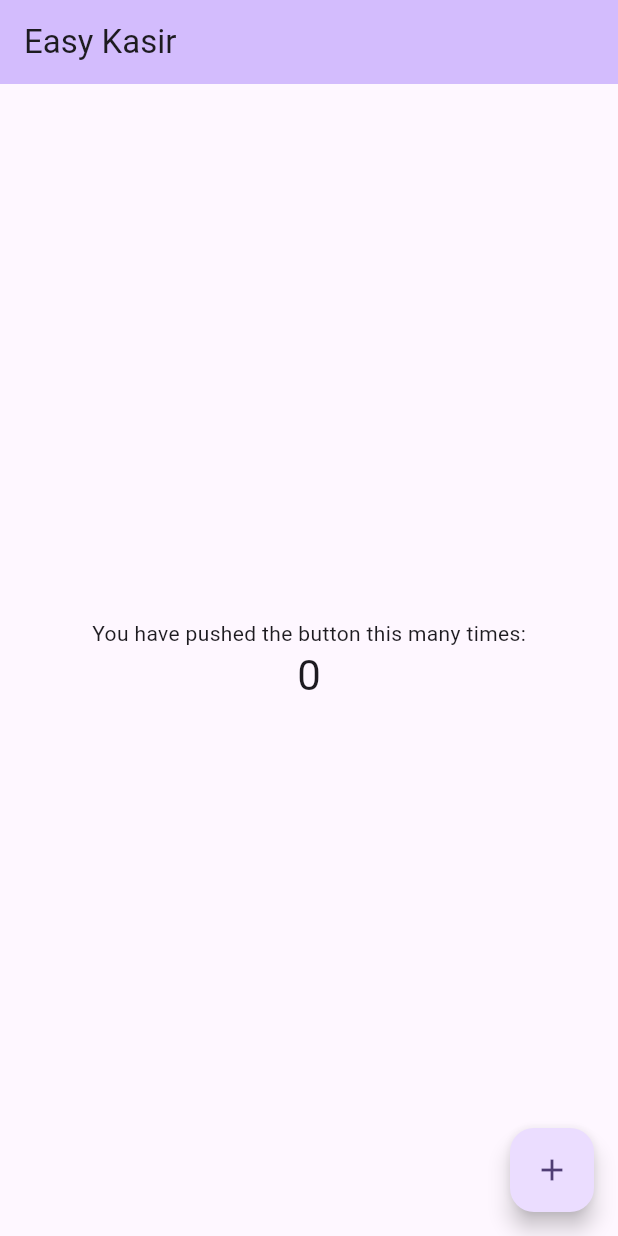
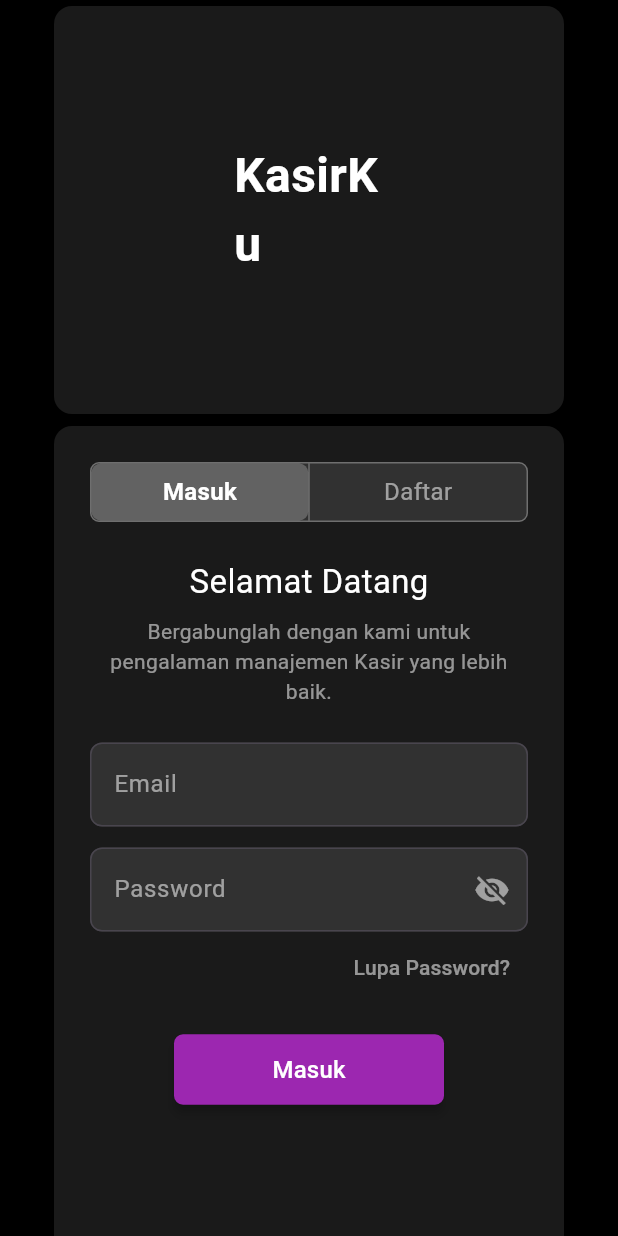
Before and after one commit to mail96/EasyKasir, a Flutter app: the screen it shows after launch, on a phone screen of 412 x 824 dp. Run offline on Flutter 3.47's test engine with Material 3 defaults, Android fonts, the phone set to English and light mode, and no system bars.

Commit message:
pembaruan login

```diff
--- a/easy_kasir/lib/login_page.dart
+++ b/easy_kasir/lib/login_page.dart
@@ -0,0 +1,230 @@
+import 'package:flutter/material.dart';
+
+class LoginPage extends StatefulWidget {
+  const LoginPage({super.key});
+
+  @override
+  State<LoginPage> createState() => _LoginPageState();
+}
+
+class _LoginPageState extends State<LoginPage> with TickerProviderStateMixin {
+  bool isSignUp = false;
+  late final AnimationController _fadeController;
+  late final Animation<double> _fadeAnimation;
+
+  @override
+  void initState() {
+    super.initState();
+    _fadeController = AnimationController(
+      vsync: this,
+      duration: const Duration(milliseconds: 700),
+    );
+    _fadeAnimation = CurvedAnimation(
+      parent: _fadeController,
+      curve: Curves.easeInOut,
+    );
+    _fadeController.forward();
+  }
+
+  void toggleMode(bool signUpSelected) {
+    setState(() => isSignUp = signUpSelected);
+    _fadeController.forward(from: 0.0);
+  }
+
+  @override
+  void dispose() {
+    _fadeController.dispose();
+    super.dispose();
+  }
+
+  @override
+  Widget build(BuildContext context) {
+    return Scaffold(
+      backgroundColor: Colors.black,
+      body: Center(
+        child: SingleChildScrollView(
+          padding: const EdgeInsets.symmetric(horizontal: 32),
+          child: Column(
+            children: [
+              // Card untuk logo KasirKu
+              Card(
+                color: Colors.white10,
+                shape: RoundedRectangleBorder(
+                  borderRadius: BorderRadius.circular(12),
+                ),
+                elevation: 4,
+                child: const Padding(
+                  padding: EdgeInsets.symmetric(horizontal: 120, vertical: 90),
+                  child: Text(
+                    'KasirKu',
+                    style: TextStyle(
+                      fontSize: 32,
+                      color: Colors.white,
+                      fontWeight: FontWeight.bold,
+                    ),
+                  ),
+                ),
+              ),
+
+              // Card untuk tab & form
+              Card(
+                color: Colors.white10,
+                shape: RoundedRectangleBorder(
+                  borderRadius: BorderRadius.circular(12),
+                ),
+                elevation: 4,
+                child: ConstrainedBox(
+                  constraints: const BoxConstraints(minHeight: 660),
+                  child: Padding(
+                    padding: const EdgeInsets.all(24),
+                    child: Column(
+                      children: [
+                        // Tab Masuk/Daftar
+                        Container(
+                          height: 40,
+                          decoration: BoxDecoration(
+                            color: Colors.white10,
+                            borderRadius: BorderRadius.circular(6),
+                            border: Border.all(color: Colors.white30),
+                          ),
+                          child: Row(
+                            children: [
+                              _tabBox(
+                                'Masuk',
+                                !isSignUp,
+                                () => toggleMode(false),
+                              ),
+                              Container(
+                                width: 1,
+                                height: 40,
+                                color: Colors.white30,
+                              ),
+                              _tabBox(
+                                'Daftar',
+                                isSignUp,
+                                () => toggleMode(true),
+                              ),
+                            ],
+                          ),
+                        ),
+                        const SizedBox(height: 24),
+
+                        // Konten yang berubah
+                        FadeTransition(
+                          opacity: _fadeAnimation,
+                          child: Column(
+                            key: ValueKey(isSignUp),
+                            children: [
+                              Text(
+                                isSignUp ? 'Buat Akun' : 'Selamat Datang',
+                                style: const TextStyle(
+                                  fontSize: 22,
+                                  color: Colors.white,
+                                ),
+                              ),
+                              const SizedBox(height: 8),
+                              Text(
+                                isSignUp
+                                    ? "Mudahkan manajemen bisnismu dengan Kasirku."
+                                    : 'Bergabunglah dengan kami untuk pengalaman manajemen Kasir yang lebih baik.',
+                                style: const TextStyle(color: Colors.white54),
+                                textAlign: TextAlign.center,
+                              ),
+                              const SizedBox(height: 24),
+                              _buildTextField(label: 'Email'),
+                              const SizedBox(height: 14),
+                              _buildTextField(
+                                label: 'Password',
+                                isPassword: true,
+                              ),
+                              if (!isSignUp)
+                                const Align(
+                                  alignment: Alignment.centerRight,
+                                  child: TextButton(
+                                    onPressed: null,
+                                    child: Text(
+                                      'Lupa Password?',
+                                      style: TextStyle(color: Colors.white54),
+                                    ),
+                                  ),
+                                ),
+                              const SizedBox(height: 20),
+                              SizedBox(
+                                width: 180,
+                                child: ElevatedButton(
+                                  onPressed: () {},
+                                  style: ElevatedButton.styleFrom(
+                                    backgroundColor: Colors.purple,
+                                    padding: const EdgeInsets.symmetric(
+                                      vertical: 12,
+                                    ),
+                                    shape: RoundedRectangleBorder(
+                                      borderRadius: BorderRadius.circular(6),
+                                    ),
+                                    elevation: 3,
+                                  ),
+                                  child: Text(
+                                    isSignUp ? 'Daftar' : 'Masuk',
+                                    style: const TextStyle(
+                                      fontSize: 16,
+                                      color: Colors.white,
+                                    ),
+                                  ),
+                                ),
+                              ),
+                            ],
+                          ),
+                        ),
+                      ],
+                    ),
+                  ),
+                ),
+              ),
+            ],
+          ),
+        ),
+      ),
+    );
+  }
+
+  Widget _tabBox(String label, bool isActive, VoidCallback onTap) {
+    return Expanded(
+      child: InkWell(
+        onTap: onTap,
+        child: Container(
+          height: 40,
+          alignment: Alignment.center,
+          decoration: BoxDecoration(
+            color: isActive ? Colors.white24 : Colors.transparent,
+            borderRadius: BorderRadius.circular(6),
+          ),
+          child: Text(
+            label,
+            style: TextStyle(
+              fontSize: 16,
+              color: isActive ? Colors.white : Colors.white54,
+              fontWeight: isActive ? FontWeight.bold : FontWeight.normal,
+            ),
+          ),
+        ),
+      ),
+    );
+  }
+
+  Widget _buildTextField({required String label, bool isPassword = false}) {
+    return TextField(
+      obscureText: isPassword,
+      decoration: InputDecoration(
+        labelText: label,
+        labelStyle: const TextStyle(color: Colors.white54),
+        filled: true,
+        fillColor: Colors.white10,
+        border: OutlineInputBorder(borderRadius: BorderRadius.circular(8)),
+        suffixIcon: isPassword
+            ? const Icon(Icons.visibility_off, color: Colors.white54)
+            : null,
+      ),
+      style: const TextStyle(color: Colors.white),
+    );
+  }
+}
--- a/easy_kasir/lib/main.dart
+++ b/easy_kasir/lib/main.dart
@@ -1,4 +1,5 @@
 import 'package:flutter/material.dart';
+import 'package:easy_kasir/login_page.dart';
 
 void main() {
   runApp(const MyApp());
@@ -30,7 +31,7 @@
         // tested with just a hot reload.
         colorScheme: ColorScheme.fromSeed(seedColor: Colors.deepPurple),
       ),
-      home: const MyHomePage(title: 'Easy Kasir'),
+      home: const LoginPage(),
     );
   }
 }
```
